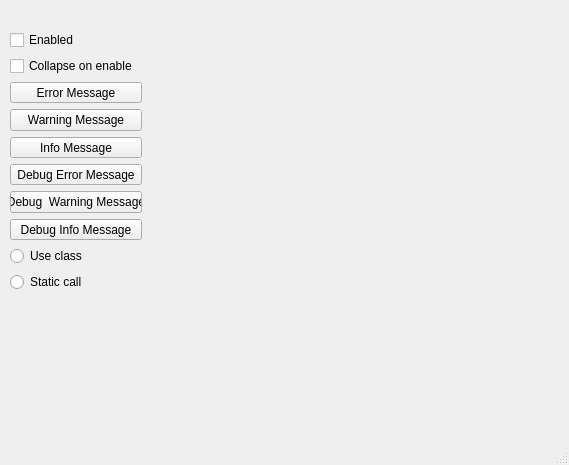
Before: the Qt Designer form gui-user/mainwindow.ui in pile-contributors/usermsg-helpers, drawn with Qt 5.
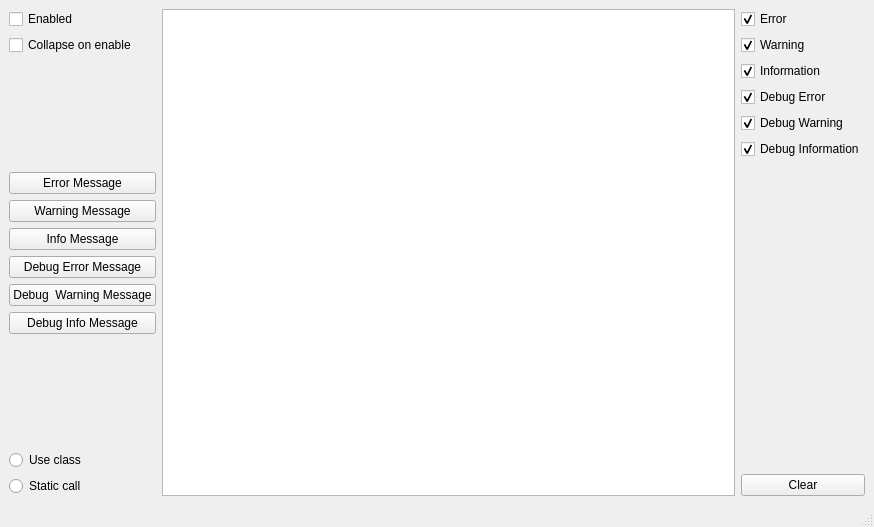
After: the same form once the commit is applied. Custom widgets are drawn as their Qt base class.

The edit to the form file:
```diff
--- a/gui-user/mainwindow.ui
+++ b/gui-user/mainwindow.ui
@@ -6,23 +6,16 @@
    <rect>
     <x>0</x>
     <y>0</y>
-    <width>569</width>
-    <height>465</height>
+    <width>874</width>
+    <height>527</height>
    </rect>
   </property>
   <property name="windowTitle">
    <string>Test Window</string>
   </property>
   <widget class="QWidget" name="centralwidget">
-   <widget class="QWidget" name="">
-    <property name="geometry">
-     <rect>
-      <x>10</x>
-      <y>30</y>
-      <width>132</width>
-      <height>262</height>
-     </rect>
-    </property>
+   <layout class="QHBoxLayout" name="horizontalLayout">
+    <item>
     <layout class="QVBoxLayout" name="verticalLayout">
      <item>
       <widget class="QCheckBox" name="enabled_message">
@@ -38,6 +31,19 @@
        </property>
       </widget>
      </item>
+      <item>
+       <spacer name="verticalSpacer_3">
+        <property name="orientation">
+         <enum>Qt::Vertical</enum>
+        </property>
+        <property name="sizeHint" stdset="0">
+         <size>
+          <width>20</width>
+          <height>40</height>
+         </size>
+        </property>
+       </spacer>
+      </item>
      <item>
       <widget class="QPushButton" name="error_message">
        <property name="text">
@@ -80,6 +86,19 @@
        </property>
       </widget>
      </item>
+      <item>
+       <spacer name="verticalSpacer_2">
+        <property name="orientation">
+         <enum>Qt::Vertical</enum>
+        </property>
+        <property name="sizeHint" stdset="0">
+         <size>
+          <width>20</width>
+          <height>40</height>
+         </size>
+        </property>
+       </spacer>
+      </item>
      <item>
       <widget class="QRadioButton" name="use_class">
        <property name="text">
@@ -95,7 +114,95 @@
       </widget>
      </item>
     </layout>
-   </widget>
+    </item>
+    <item>
+     <widget class="UserMsgLogW" name="log_window"/>
+    </item>
+    <item>
+     <layout class="QVBoxLayout" name="verticalLayout_3">
+      <item>
+       <widget class="QCheckBox" name="ck_err">
+        <property name="text">
+         <string>Error</string>
+        </property>
+        <property name="checked">
+         <bool>true</bool>
+        </property>
+       </widget>
+      </item>
+      <item>
+       <widget class="QCheckBox" name="ck_warning">
+        <property name="text">
+         <string>Warning</string>
+        </property>
+        <property name="checked">
+         <bool>true</bool>
+        </property>
+       </widget>
+      </item>
+      <item>
+       <widget class="QCheckBox" name="ck_info">
+        <property name="text">
+         <string>Information</string>
+        </property>
+        <property name="checked">
+         <bool>true</bool>
+        </property>
+       </widget>
+      </item>
+      <item>
+       <widget class="QCheckBox" name="ck_dbg_err">
+        <property name="text">
+         <string>Debug Error</string>
+        </property>
+        <property name="checked">
+         <bool>true</bool>
+        </property>
+       </widget>
+      </item>
+      <item>
+       <widget class="QCheckBox" name="ck_dbg_wrn">
+        <property name="text">
+         <string>Debug Warning</string>
+        </property>
+        <property name="checked">
+         <bool>true</bool>
+        </property>
+       </widget>
+      </item>
+      <item>
+       <widget class="QCheckBox" name="ck_dbg_info">
+        <property name="text">
+         <string>Debug Information</string>
+        </property>
+        <property name="checked">
+         <bool>true</bool>
+        </property>
+       </widget>
+      </item>
+      <item>
+       <spacer name="verticalSpacer">
+        <property name="orientation">
+         <enum>Qt::Vertical</enum>
+        </property>
+        <property name="sizeHint" stdset="0">
+         <size>
+          <width>20</width>
+          <height>40</height>
+         </size>
+        </property>
+       </spacer>
+      </item>
+      <item>
+       <widget class="QPushButton" name="clear_log">
+        <property name="text">
+         <string>Clear</string>
+        </property>
+       </widget>
+      </item>
+     </layout>
+    </item>
+   </layout>
   </widget>
   <widget class="QMenuBar" name="menubar">
    <property name="geometry">
@@ -109,6 +216,13 @@
   </widget>
   <widget class="QStatusBar" name="statusbar"/>
  </widget>
+ <customwidgets>
+  <customwidget>
+   <class>UserMsgLogW</class>
+   <extends>QTextEdit</extends>
+   <header location="global">usermsggui/usermsglogw.h</header>
+  </customwidget>
+ </customwidgets>
  <resources/>
  <connections/>
 </ui>
```
Left out of the diff: 2 changed lines with no effect on the pictures. Lines whose indentation alone changed are shown as unchanged.
